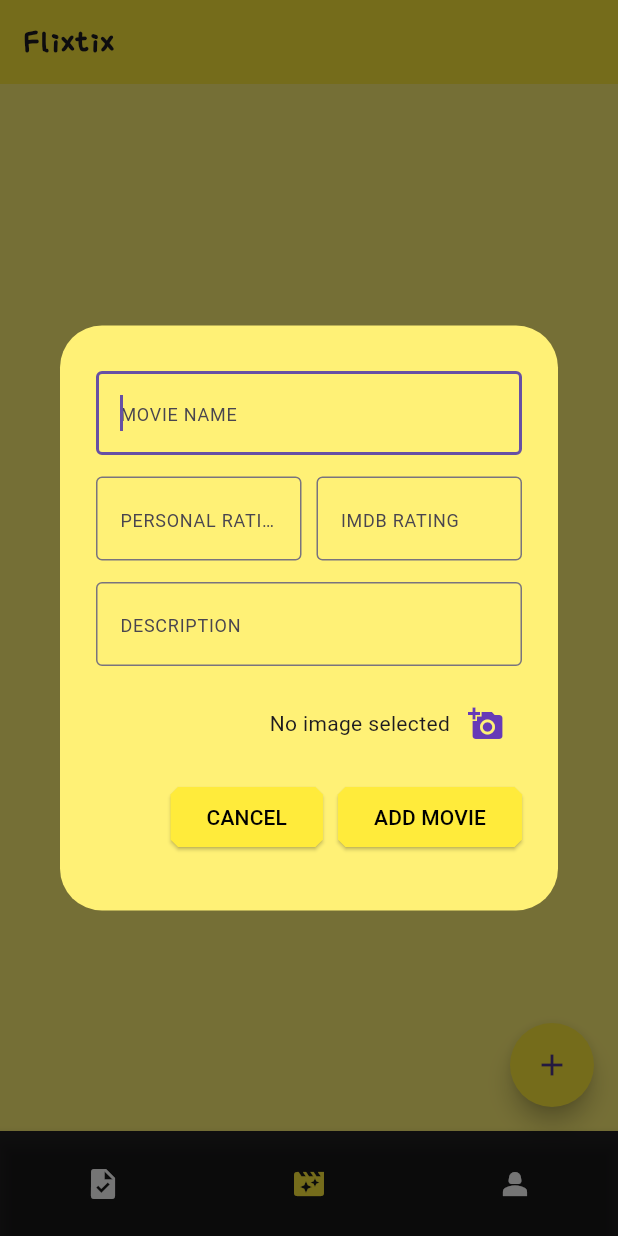
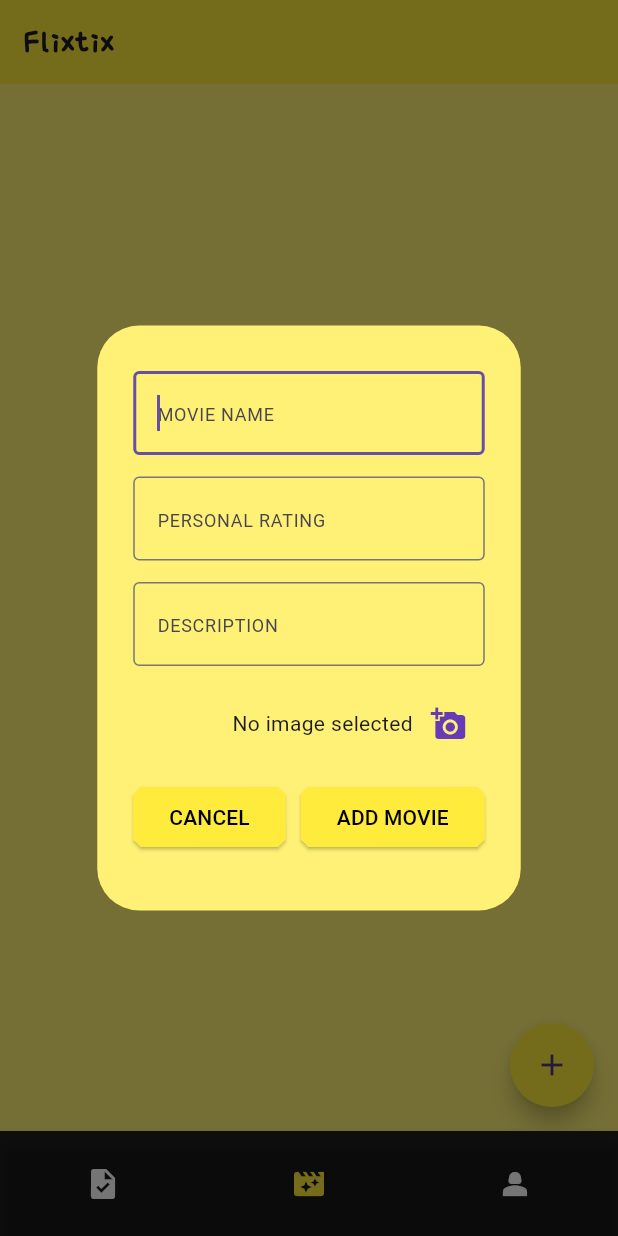
Before and after one commit to MJI-Abir/Flixtix, a Flutter app: the screen it shows after launch, item 2 of the bottom bar chosen, after a tap on the "add" icon, on a phone screen of 412 x 824 dp. Run offline on Flutter 3.47's test engine with Material 3 defaults, Android fonts, the phone set to English and light mode, and no system bars; drawn by our look-alikes of animated_bottom_navigation_bar; our stand-ins replace cloud_firestore, connectivity_plus, firebase_core, firebase_storage, flutter_dotenv, flutter_slidable and 5 more; accounts and stored records are empty.

Commit message:
imdb rating from omdb api done and modified the ui

```diff
--- a/lib/controller/network_controller.dart
+++ b/lib/controller/network_controller.dart
@@ -30,7 +30,7 @@ class NetworkController extends GetxController {
           size: 35,
         ),
         margin: EdgeInsets.zero,
-        snackStyle: SnackStyle.GROUNDED,
+        snackStyle: SnackStyle.FLOATING,
       );
     } else{
       if(Get.isSnackbarOpen){
--- a/lib/main.dart
+++ b/lib/main.dart
@@ -1,5 +1,6 @@
 import 'package:flutter/material.dart';
 import 'package:firebase_core/firebase_core.dart';
+import 'package:flutter_dotenv/flutter_dotenv.dart';
 import 'package:get/get_navigation/src/root/get_material_app.dart';
 import 'package:moviflix/dependency_injection.dart';
 import 'package:moviflix/home_page/home_screen.dart';
@@ -10,6 +11,7 @@ void main() async {
   await Firebase.initializeApp(
     options: DefaultFirebaseOptions.currentPlatform,
   );
+  await dotenv.load();
   runApp(const MainApp());
   DependencyInjection.init();
 }
--- a/lib/utils/commons.dart
+++ b/lib/utils/commons.dart
@@ -1,5 +1,6 @@
 import 'package:flutter/material.dart';
 import 'package:fluttertoast/fluttertoast.dart';
+import 'package:google_fonts/google_fonts.dart';
 
 void showToast({
   required String message,
@@ -18,3 +19,7 @@ void showToast({
     fontSize: fontSize,
   );
 }
+
+var smallSubtitleText = GoogleFonts.aBeeZee(
+  textStyle: const TextStyle(fontSize: 12, color: Colors.black54),
+);
--- a/lib/widgets/movie_add_update_dialog.dart
+++ b/lib/widgets/movie_add_update_dialog.dart
@@ -1,5 +1,4 @@
 import 'dart:io';
-
 import 'package:firebase_storage/firebase_storage.dart';
 import 'package:flutter/material.dart';
 import 'package:flutter_spinkit/flutter_spinkit.dart';
@@ -16,7 +15,6 @@ class MovieAddUpdateDialog extends StatefulWidget {
     required this.buttonFunctionality,
     required this.movieNameController,
     required this.personalRatingController,
-    required this.imdbRatingController,
     required this.movieDescriptionController,
     required this.onCancel,
     this.imageUrl,
@@ -28,24 +26,21 @@ class MovieAddUpdateDialog extends StatefulWidget {
     this.onUpdateMovie,
     this.onImageUrlChanged,
   });
-
   final ButtonFunctionality buttonFunctionality;
   final TextEditingController movieNameController;
   final TextEditingController personalRatingController;
-  final TextEditingController imdbRatingController;
   final TextEditingController movieDescriptionController;
   final VoidCallback onCancel;
 
   String? imageUrl;
   final String? movieName;
   final double? personalRating;
-  final double? imdbRating;
+  final String? imdbRating;
   final String? movieDescription;
 
   final VoidCallback? onAddMovie;
   final VoidCallback? onUpdateMovie;
   final Function(String)? onImageUrlChanged;
-
   @override
   State<MovieAddUpdateDialog> createState() => _MovieAddUpdateDialogState();
 }
@@ -53,16 +48,13 @@ class MovieAddUpdateDialog extends StatefulWidget {
 class _MovieAddUpdateDialogState extends State<MovieAddUpdateDialog> {
   String? _imageUrl;
   String? _updatedImageUrl;
-
   final ImagePicker _imagePicker = ImagePicker();
   bool isImageChanged = false;
   bool isLoading = false;
   final storageRef = FirebaseStorage.instance.ref();
-
   Future getImageFromGallery() async {
     final pickedImage =
         await _imagePicker.pickImage(source: ImageSource.gallery);
-
     if (pickedImage != null) {
       isImageChanged = true;
       setState(() {
@@ -104,7 +96,6 @@ class _MovieAddUpdateDialogState extends State<MovieAddUpdateDialog> {
       widget.movieNameController.text = widget.movieName!;
       widget.movieDescriptionController.text = widget.movieDescription!;
       widget.personalRatingController.text = widget.personalRating!.toString();
-      widget.imdbRatingController.text = widget.imdbRating!.toString();
     }
     return AlertDialog(
       backgroundColor: MyColors.appBgColor,
@@ -123,32 +114,13 @@ class _MovieAddUpdateDialogState extends State<MovieAddUpdateDialog> {
                 hintStyle: TextStyle(fontSize: 12),
               ),
             ),
-            Row(
-              children: [
-                Expanded(
-                  child: TextField(
+            TextField(
               controller: widget.personalRatingController,
               decoration: const InputDecoration(
                 border: OutlineInputBorder(),
                 hintText: "PERSONAL RATING",
                 hintStyle: TextStyle(fontSize: 12),
               ),
-                  ),
-                ),
-                const SizedBox(
-                  width: 10,
-                ),
-                Expanded(
-                  child: TextField(
-                    controller: widget.imdbRatingController,
-                    decoration: const InputDecoration(
-                      border: OutlineInputBorder(),
-                      hintText: "IMDB RATING",
-                      hintStyle: TextStyle(fontSize: 12),
-                    ),
-                  ),
-                ),
-              ],
             ),
             TextField(
               controller: widget.movieDescriptionController,
--- a/pubspec.yaml
+++ b/pubspec.yaml
@@ -16,11 +16,13 @@ dependencies:
   firebase_storage: ^11.6.4
   flutter:
     sdk: flutter
+  flutter_dotenv: ^5.1.0
   flutter_slidable: ^3.0.1
   flutter_spinkit: ^5.2.0
   fluttertoast: ^8.2.4
   get: ^4.6.6
   google_fonts: ^6.1.0
+  http: ^1.2.0
   image_picker: ^1.0.7
 
 dev_dependencies:
```
Also changed, not shown: lib/controller/movie_controller.dart (+37 -7 lines), lib/flixtix_page/flixtix_page.dart (+1 -13 lines), lib/profile_page/profile_page.dart (+59 -4 lines), lib/widgets/movies_list_tile.dart (+22 -36 lines), lib/widgets/rating_widget.dart (added, +45 -0 lines), pubspec.lock, 1 other file. Lines whose indentation alone changed are shown as unchanged.
